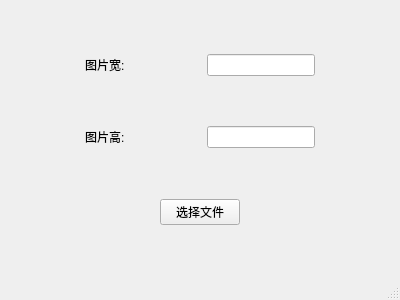
Above: main_window.ui from osenberg-x/YUVViewer before the change. Below: the same form after it.
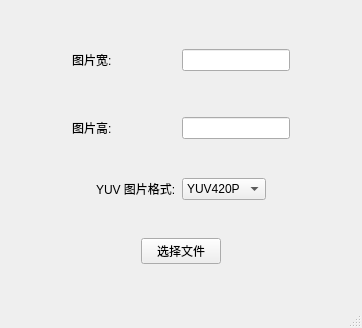
That is the form after the change.

Diff of the .ui file:
```diff
--- a/main_window.ui
+++ b/main_window.ui
@@ -6,8 +6,8 @@
    <rect>
     <x>0</x>
     <y>0</y>
-    <width>400</width>
-    <height>300</height>
+    <width>362</width>
+    <height>328</height>
    </rect>
   </property>
   <property name="sizePolicy">
@@ -26,8 +26,6 @@
      <verstretch>0</verstretch>
     </sizepolicy>
    </property>
-   <layout class="QHBoxLayout" name="horizontalLayout_4">
-    <item>
      <layout class="QVBoxLayout" name="verticalLayout">
       <item>
        <spacer name="verticalSpacer_3">
@@ -169,7 +167,81 @@
         <property name="sizeHint" stdset="0">
          <size>
           <width>20</width>
-          <height>40</height>
+        <height>24</height>
+       </size>
+      </property>
+     </spacer>
+    </item>
+    <item>
+     <layout class="QHBoxLayout" name="horizontalLayout_4">
+      <item>
+       <spacer name="horizontalSpacer_9">
+        <property name="orientation">
+         <enum>Qt::Horizontal</enum>
+        </property>
+        <property name="sizeHint" stdset="0">
+         <size>
+          <width>40</width>
+          <height>20</height>
+         </size>
+        </property>
+       </spacer>
+      </item>
+      <item>
+       <widget class="QLabel" name="label">
+        <property name="text">
+         <string>YUV 图片格式:</string>
+        </property>
+       </widget>
+      </item>
+      <item>
+       <widget class="QComboBox" name="comboBox">
+        <item>
+         <property name="text">
+          <string>YUV420P</string>
+         </property>
+        </item>
+        <item>
+         <property name="text">
+          <string>Single Y</string>
+         </property>
+        </item>
+        <item>
+         <property name="text">
+          <string>Single U</string>
+         </property>
+        </item>
+        <item>
+         <property name="text">
+          <string>Single V</string>
+         </property>
+        </item>
+       </widget>
+      </item>
+      <item>
+       <spacer name="horizontalSpacer_10">
+        <property name="orientation">
+         <enum>Qt::Horizontal</enum>
+        </property>
+        <property name="sizeHint" stdset="0">
+         <size>
+          <width>40</width>
+          <height>20</height>
+         </size>
+        </property>
+       </spacer>
+      </item>
+     </layout>
+    </item>
+    <item>
+     <spacer name="verticalSpacer_4">
+      <property name="orientation">
+       <enum>Qt::Vertical</enum>
+      </property>
+      <property name="sizeHint" stdset="0">
+       <size>
+        <width>20</width>
+        <height>23</height>
          </size>
         </property>
        </spacer>
@@ -212,19 +284,17 @@
        </layout>
       </item>
       <item>
-       <spacer name="verticalSpacer_4">
+     <spacer name="verticalSpacer_5">
         <property name="orientation">
          <enum>Qt::Vertical</enum>
         </property>
         <property name="sizeHint" stdset="0">
          <size>
           <width>20</width>
-          <height>40</height>
+        <height>24</height>
          </size>
         </property>
        </spacer>
-      </item>
-     </layout>
     </item>
    </layout>
   </widget>
```
Lines whose indentation alone changed are shown as unchanged.
